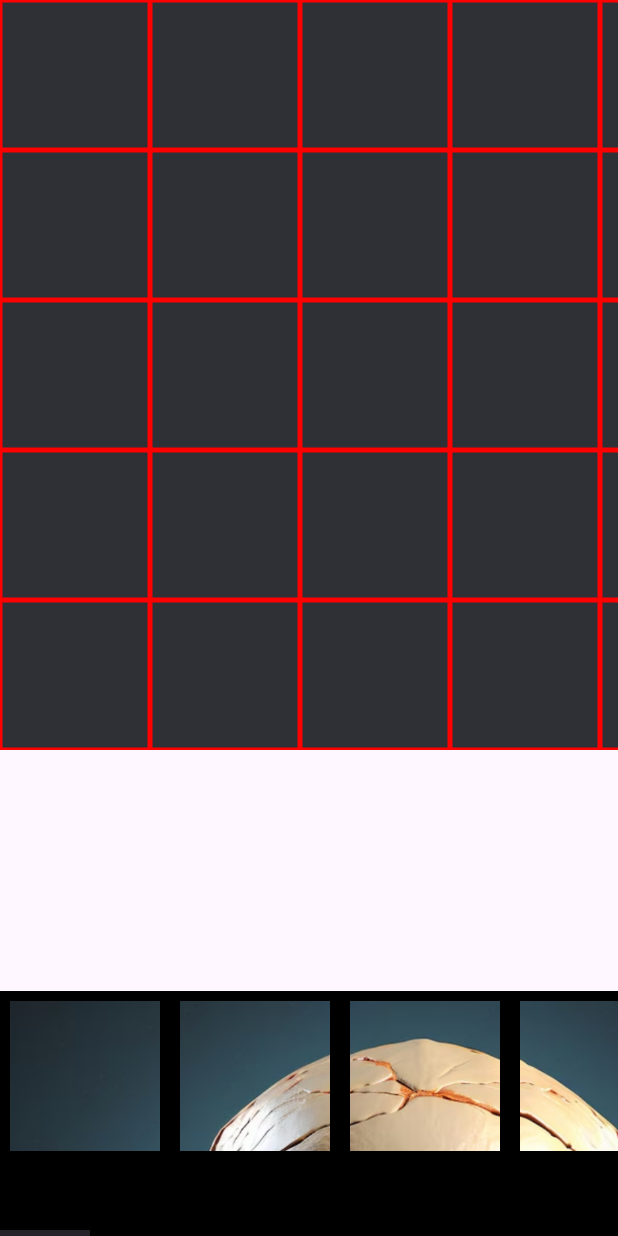
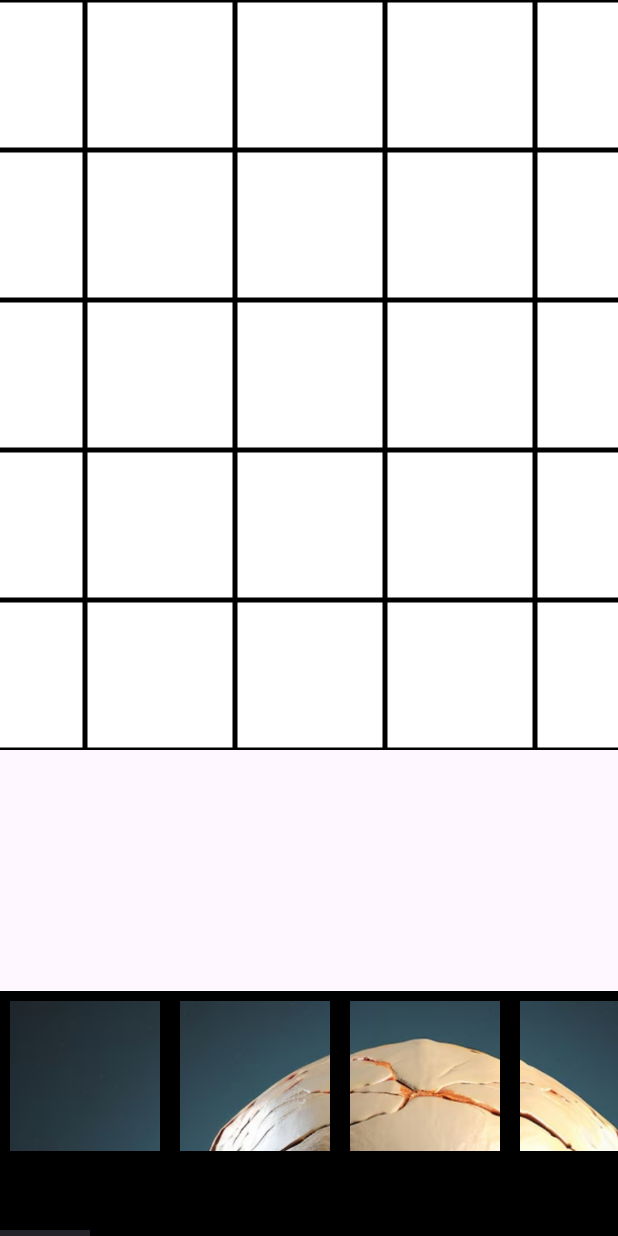
Before and after one commit to Krataman/SoutezApp, an Android app: the SkullActivity screen opened directly, with no data from a screen before it, on a phone screen of 412 x 824 dp. Run offline under Robolectric (Android 15) with nearby library versions, the phone set to English and light mode, and no system bars.

Commit message:
V 1.6 MAJOR: - Playing field now centered - Fixed puzzle pieces being missplaced when game board was centered

```diff
--- a/app/src/main/java/com/example/soutezapp/GridLines.kt
+++ b/app/src/main/java/com/example/soutezapp/GridLines.kt
@@ -11,7 +11,7 @@ class GridLinesView(context: Context, attrs: AttributeSet?) : View(context, attr
     private val paint = Paint()
 
     init {
-        paint.color = Color.RED // Barva mřížky
+        paint.color = Color.BLACK // Barva mřížky
         paint.strokeWidth = 5f // Tloušťka čar
     }
 
--- a/app/src/main/java/com/example/soutezapp/SkullActivity.kt
+++ b/app/src/main/java/com/example/soutezapp/SkullActivity.kt
@@ -105,13 +105,12 @@ class SkullActivity : AppCompatActivity() {
                             gameBoard.getLocationOnScreen(location)
 
                             // Zkontrolujeme, zda je puclík umístěn v hracím poli
-                            if (x >= location[0] && x <= (location[0] + gameBoard.width) &&
-                                y >= location[1] && y <= (location[1] + gameBoard.height)) {
+                            if (x >= location[0] && x <= (location[0] + gameBoard.width) && y >= location[1] && y <= (location[1] + gameBoard.height)) {
 
                                 val column = ((x - location[0]) / pieceSize).toInt()
                                 val row = ((y - location[1]) / pieceSize).toInt()
 
-                                val snappedX = location[0] + column * pieceSize
+                                val snappedX = location[1] + column * pieceSize
                                 val snappedY = location[1] + row * pieceSize
 
                                 val gamePiece = ImageView(this)
--- a/app/src/main/res/layout/activity_skull.xml
+++ b/app/src/main/res/layout/activity_skull.xml
@@ -4,26 +4,21 @@
     android:layout_width="match_parent"
     android:layout_height="match_parent">
 
-    <LinearLayout
-        android:layout_width="match_parent"
-        android:layout_height="0dp"
-        app:layout_constraintBottom_toTopOf="@id/horizontalScrollView"
-        app:layout_constraintEnd_toEndOf="parent"
-        app:layout_constraintStart_toStartOf="parent"
-        app:layout_constraintTop_toTopOf="parent">
-
     <FrameLayout
         android:id="@+id/gameBoard"
         android:layout_width="wrap_content"
         android:layout_height="wrap_content"
-            android:background="@color/material_dynamic_neutral20">
+        android:background="@color/white"
+        app:layout_constraintEnd_toEndOf="parent"
+        app:layout_constraintHorizontal_bias="0.5"
+        app:layout_constraintStart_toStartOf="parent"
+        app:layout_constraintTop_toTopOf="parent">
 
         <com.example.soutezapp.GridLinesView
             android:id="@+id/gridLinesView"
             android:layout_width="match_parent"
             android:layout_height="match_parent" />
     </FrameLayout>
-    </LinearLayout>
 
     <!-- Lišta s puclíky -->
 <HorizontalScrollView
```
Lines whose indentation alone changed are shown as unchanged.
